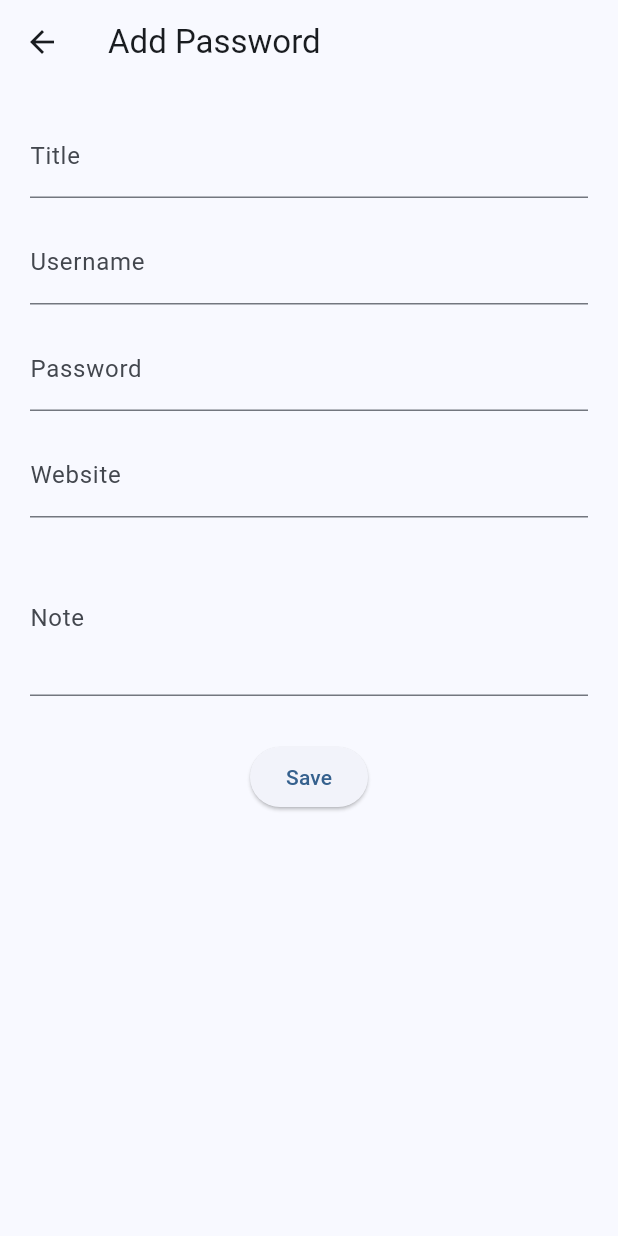
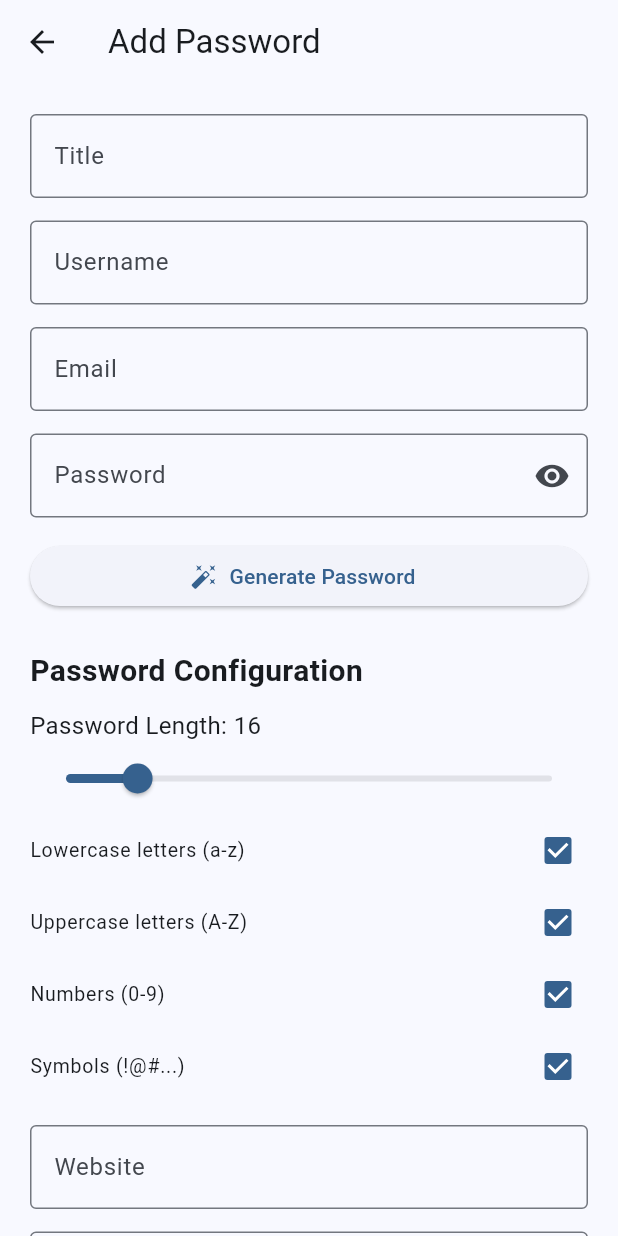
Before and after one commit to mohammadkaman69-source/Pass-Managers, a Flutter app: the AddPasswordPage screen opened directly, on a phone screen of 412 x 824 dp. Run offline on Flutter 3.47's test engine with Material 3 defaults, Android fonts, the phone set to English and light mode, and no system bars; our stand-ins replace shared_preferences; accounts and stored records are empty.

Commit message:
Update add_password_page.dart

```diff
--- a/lib/screens/add_password_page.dart
+++ b/lib/screens/add_password_page.dart
@@ -1,241 +1,342 @@
+import 'dart:math';
+
 import 'package:flutter/material.dart';
 
-
-
 class AddPasswordPage extends StatefulWidget {
-
   const AddPasswordPage({super.key});
 
+  @override
+  State<AddPasswordPage> createState() => _AddPasswordPageState();
+}
+
+class _AddPasswordPageState extends State<AddPasswordPage> {
+  final titleController = TextEditingController();
+  final usernameController = TextEditingController();
+  final emailController = TextEditingController();
+  final passwordController = TextEditingController();
+  final websiteController = TextEditingController();
+  final noteController = TextEditingController();
+
+  bool obscurePassword = true;
+
+  int passwordLength = 16;
+
+  bool useLowercase = true;
+  bool useUppercase = true;
+  bool useNumbers = true;
+  bool useSymbols = true;
 
   @override
-  State<AddPasswordPage> createState() =>
-      _AddPasswordPageState();
+  void dispose() {
+    titleController.dispose();
+    usernameController.dispose();
+    emailController.dispose();
+    passwordController.dispose();
+    websiteController.dispose();
+    noteController.dispose();
 
+    super.dispose();
   }
 
+  String generatePassword() {
+    final lower = 'abcdefghijklmnopqrstuvwxyz';
+    final upper = 'ABCDEFGHIJKLMNOPQRSTUVWXYZ';
+    final numbers = '0123456789';
+    final symbols = r'!@#$%^&*()-_=+[]{};:,.?/';
 
+    String available = '';
 
+    if (useLowercase) {
+      available += lower;
+    }
 
-class _AddPasswordPageState
-    extends State<AddPasswordPage> {
+    if (useUppercase) {
+      available += upper;
+    }
 
+    if (useNumbers) {
+      available += numbers;
+    }
 
+    if (useSymbols) {
+      available += symbols;
+    }
 
-  final titleController =
-      TextEditingController();
+    if (available.isEmpty) {
+      return '';
+    }
 
+    final random = Random();
 
-  final usernameController =
-      TextEditingController();
+    return List.generate(
+      passwordLength,
+      (_) => available[random.nextInt(available.length)],
+    ).join();
+  }
 
+  void createPassword() {
+    final password = generatePassword();
 
-  final passwordController =
-      TextEditingController();
+    if (password.isEmpty) {
+      ScaffoldMessenger.of(context).showSnackBar(
+        const SnackBar(
+          content: Text(
+            'Select at least one password character type.',
+          ),
+        ),
+      );
 
+      return;
+    }
 
-  final websiteController =
-      TextEditingController();
+    passwordController.text = password;
 
+    setState(() {
+      obscurePassword = false;
+    });
+  }
 
-  final noteController =
-      TextEditingController();
+  void savePassword() {
+    if (titleController.text.trim().isEmpty) {
+      ScaffoldMessenger.of(context).showSnackBar(
+        const SnackBar(
+          content: Text(
+            'Please enter a title.',
+          ),
+        ),
+      );
 
+      return;
+    }
 
+    if (passwordController.text.isEmpty) {
+      ScaffoldMessenger.of(context).showSnackBar(
+        const SnackBar(
+          content: Text(
+            'Please enter or generate a password.',
+          ),
+        ),
+      );
 
+      return;
+    }
 
+    ScaffoldMessenger.of(context).showSnackBar(
+      const SnackBar(
+        content: Text(
+          'Save will be added later.',
+        ),
+      ),
+    );
+  }
+
+  Widget buildPasswordOption({
+    required String title,
+    required bool value,
+    required ValueChanged<bool?> onChanged,
+  }) {
+    return CheckboxListTile(
+      contentPadding: EdgeInsets.zero,
+      title: Text(title),
+      value: value,
+      onChanged: onChanged,
+      dense: true,
+    );
+  }
 
   @override
   Widget build(BuildContext context) {
-
-
     return Scaffold(
-
       appBar: AppBar(
-
-        title:
-            const Text("Add Password"),
-
+        title: const Text(
+          'Add Password',
+        ),
+      ),
+      body: SingleChildScrollView(
+        padding: const EdgeInsets.all(20),
+        child: Column(
+          crossAxisAlignment: CrossAxisAlignment.start,
+          children: [
+            TextField(
+              controller: titleController,
+              decoration: const InputDecoration(
+                labelText: 'Title',
+                hintText: 'Example: Nextcloud',
+                border: OutlineInputBorder(),
+              ),
             ),
 
-
-
-      body: Padding(
-
-        padding:
-            const EdgeInsets.all(20),
-
-
-
-        child: SingleChildScrollView(
-
-          child: Column(
-
-            children: [
-
-
+            const SizedBox(height: 15),
 
             TextField(
-
-                controller:
-                    titleController,
-
-
-                decoration:
-                    const InputDecoration(
-
-                  labelText:
-                      "Title",
-
+              controller: usernameController,
+              decoration: const InputDecoration(
+                labelText: 'Username',
+                border: OutlineInputBorder(),
+              ),
             ),
 
+            const SizedBox(height: 15),
+
+            TextField(
+              controller: emailController,
+              keyboardType: TextInputType.emailAddress,
+              decoration: const InputDecoration(
+                labelText: 'Email',
+                border: OutlineInputBorder(),
+              ),
             ),
 
-
-
-              const SizedBox(height:15),
-
-
+            const SizedBox(height: 15),
 
             TextField(
-
-                controller:
-                    usernameController,
-
-
-                decoration:
-                    const InputDecoration(
-
-                  labelText:
-                      "Username",
-
+              controller: passwordController,
+              obscureText: obscurePassword,
+              decoration: InputDecoration(
+                labelText: 'Password',
+                border: const OutlineInputBorder(),
+                suffixIcon: IconButton(
+                  onPressed: () {
+                    setState(() {
+                      obscurePassword = !obscurePassword;
+                    });
+                  },
+                  icon: Icon(
+                    obscurePassword
+                        ? Icons.visibility
+                        : Icons.visibility_off,
+                  ),
+                ),
+              ),
             ),
 
+            const SizedBox(height: 15),
+
+            SizedBox(
+              width: double.infinity,
+              child: ElevatedButton.icon(
+                onPressed: createPassword,
+                icon: const Icon(
+                  Icons.auto_fix_high,
+                ),
+                label: const Text(
+                  'Generate Password',
+                ),
+              ),
             ),
 
+            const SizedBox(height: 25),
 
+            const Text(
+              'Password Configuration',
+              style: TextStyle(
+                fontSize: 20,
+                fontWeight: FontWeight.bold,
+              ),
+            ),
 
-              const SizedBox(height:15),
+            const SizedBox(height: 10),
 
+            Text(
+              'Password Length: $passwordLength',
+              style: const TextStyle(
+                fontSize: 16,
+              ),
+            ),
 
+            Slider(
+              min: 8,
+              max: 64,
+              divisions: 56,
+              value: passwordLength.toDouble(),
+              label: passwordLength.toString(),
+              onChanged: (value) {
+                setState(() {
+                  passwordLength = value.round();
+                });
+              },
+            ),
+
+            buildPasswordOption(
+              title: 'Lowercase letters (a-z)',
+              value: useLowercase,
+              onChanged: (value) {
+                setState(() {
+                  useLowercase = value ?? false;
+                });
+              },
+            ),
+
+            buildPasswordOption(
+              title: 'Uppercase letters (A-Z)',
+              value: useUppercase,
+              onChanged: (value) {
+                setState(() {
+                  useUppercase = value ?? false;
+                });
+              },
+            ),
+
+            buildPasswordOption(
+              title: 'Numbers (0-9)',
+              value: useNumbers,
+              onChanged: (value) {
+                setState(() {
+                  useNumbers = value ?? false;
+                });
+              },
+            ),
+
+            buildPasswordOption(
+              title: 'Symbols (!@#...)',
+              value: useSymbols,
+              onChanged: (value) {
+                setState(() {
+                  useSymbols = value ?? false;
+                });
+              },
+            ),
+
+            const SizedBox(height: 15),
 
             TextField(
-
-                controller:
-                    passwordController,
-
-
-                obscureText:
-                    true,
-
-
-                decoration:
-                    const InputDecoration(
-
-                  labelText:
-                      "Password",
-
+              controller: websiteController,
+              keyboardType: TextInputType.url,
+              decoration: const InputDecoration(
+                labelText: 'Website',
+                hintText: 'https://example.com',
+                border: OutlineInputBorder(),
+              ),
             ),
 
+            const SizedBox(height: 15),
+
+            TextField(
+              controller: noteController,
+              maxLines: 4,
+              decoration: const InputDecoration(
+                labelText: 'Notes',
+                border: OutlineInputBorder(),
+              ),
             ),
 
+            const SizedBox(height: 30),
 
-
-              const SizedBox(height:15),
-
-
-
-              TextField(
-
-                controller:
-                    websiteController,
-
-
-                decoration:
-                    const InputDecoration(
-
-                  labelText:
-                      "Website",
-
+            SizedBox(
+              width: double.infinity,
+              child: ElevatedButton.icon(
+                onPressed: savePassword,
+                icon: const Icon(
+                  Icons.save,
                 ),
-
+                label: const Text(
+                  'Save',
                 ),
-
-
-
-              const SizedBox(height:15),
-
-
-
-              TextField(
-
-                controller:
-                    noteController,
-
-
-                maxLines:
-                    3,
-
-
-                decoration:
-                    const InputDecoration(
-
-                  labelText:
-                      "Note",
-
               ),
-
             ),
-
-
-
-              const SizedBox(height:30),
-
-
-
-              ElevatedButton(
-
-                onPressed: () {
-
-
-                  ScaffoldMessenger.of(context)
-                      .showSnackBar(
-
-                    const SnackBar(
-
-                      content:
-                          Text(
-                            "Save will be added later",
+          ],
         ),
-
       ),
-
     );
-
-
-                },
-
-
-                child:
-                    const Text("Save"),
-
-
-              ),
-
-
-
-            ],
-
-
-          ),
-
-        ),
-
-      ),
-
-    );
-
-
   }
-
-
 }
```
Lines whose indentation alone changed are shown as unchanged.
